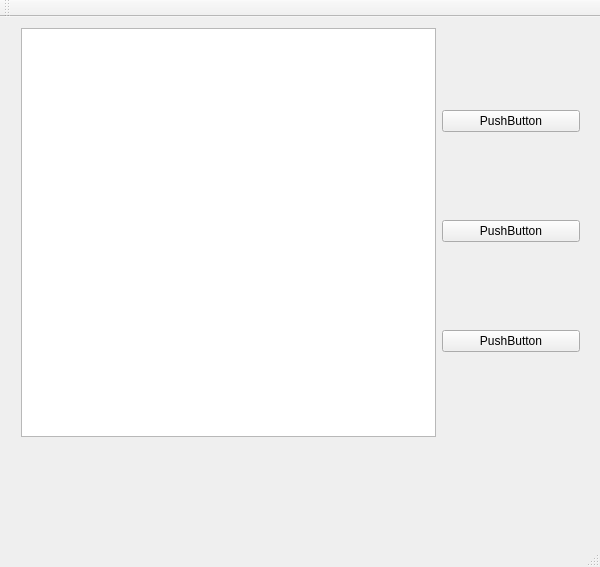
Qt form mainwindow.ui (K4rBie/kapitan-ameryka) before a commit.
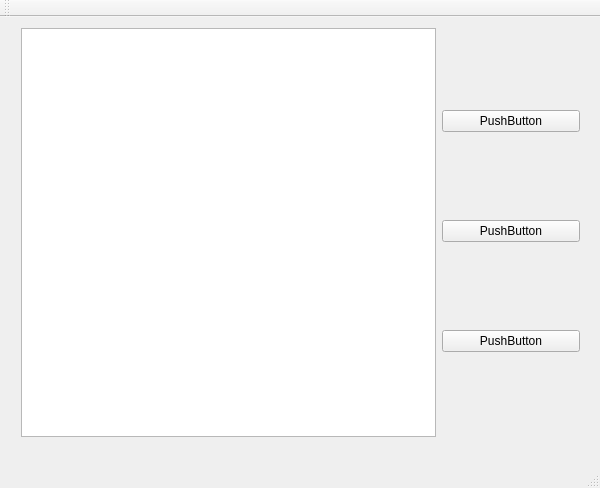
The same form after that commit.

```diff
--- a/mainwindow.ui
+++ b/mainwindow.ui
@@ -7,7 +7,7 @@
     <x>0</x>
     <y>0</y>
     <width>600</width>
-    <height>567</height>
+    <height>488</height>
    </rect>
   </property>
   <property name="sizePolicy">
```
